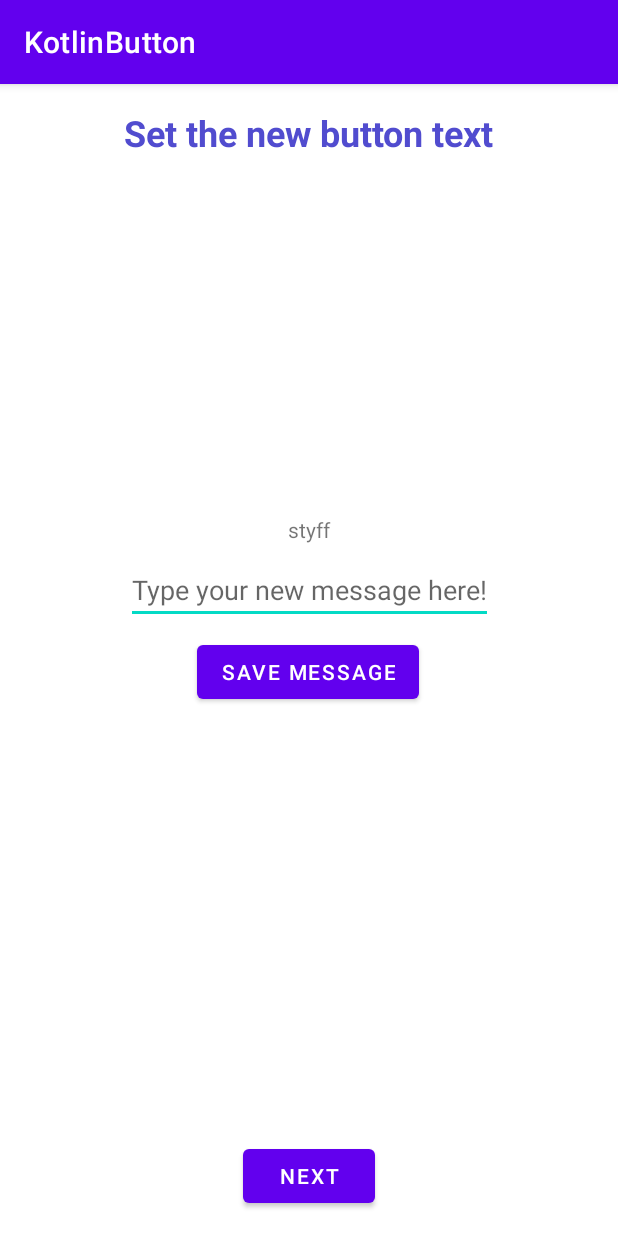
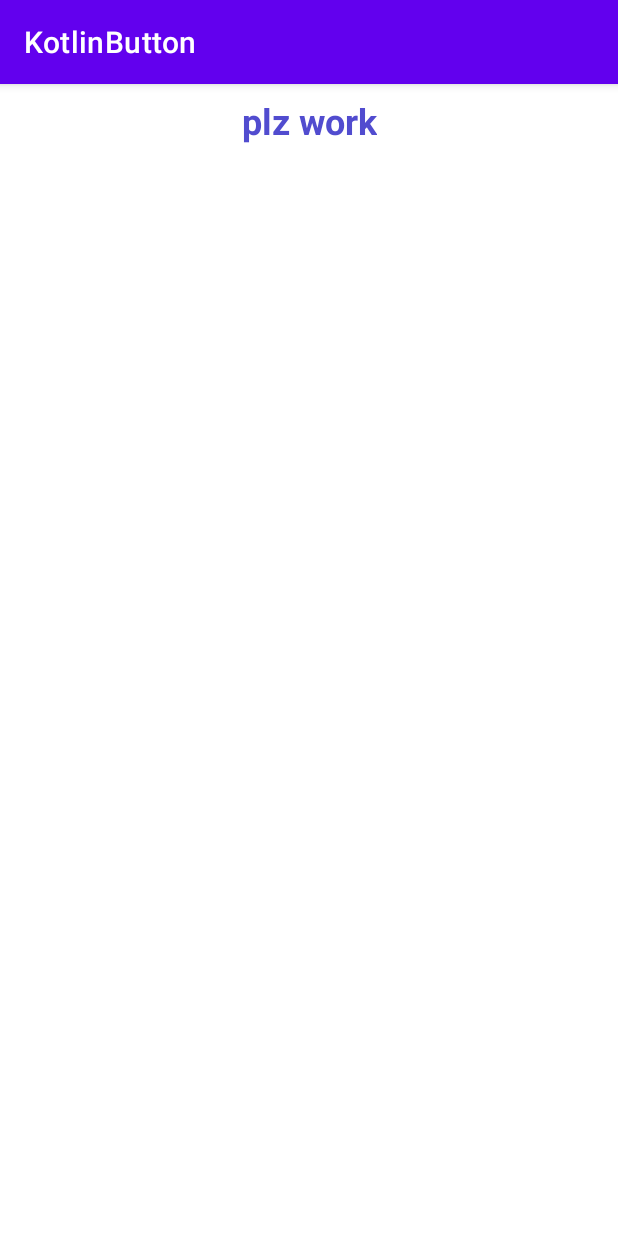
Before and after one commit to rpezzuti/KotlinButton, an Android app: the fragment TextFragment shown on its own in the app's theme, on a phone screen of 412 x 824 dp. Run offline under Robolectric (Android 15) with nearby library versions, the phone set to English and light mode, and no system bars; our stand-ins replace data binding.

Commit message:
remade text fragment, noticed that a different action name was generated

```diff
--- a/app/build.gradle
+++ b/app/build.gradle
@@ -68,6 +68,7 @@ dependencies {
 
     // Timber - Make sure to add name of application class to manifest
     implementation 'com.jakewharton.timber:timber:4.7.1'
+    implementation 'androidx.lifecycle:lifecycle-livedata-ktx:2.2.0'
 
     // Testing
     testImplementation 'junit:junit:4.13.1'
--- a/app/src/main/java/rhett/pezzuti/kotlinbutton/home/HomeFragment.kt
+++ b/app/src/main/java/rhett/pezzuti/kotlinbutton/home/HomeFragment.kt
@@ -85,18 +85,18 @@ class HomeFragment : Fragment() {
             if (it == true) {
                 Timber.i("eventChangeText observer triggered")
 
-                val action = HomeFragmentDirections.actionHomeFragmentToTextFragment()
+
+                this.findNavController().navigate(HomeFragmentDirections.actionHomeFragmentToTextFragment2())
+
+
 
                 Timber.i("this is the current destination ${findNavController().currentDestination?.id}")
                 Timber.i("this is the id of the home fragment ${R.id.homeFragment}")
-                Timber.i("this is the id of the text fragment ${R.id.textFragment}")
 
-                if (findNavController().currentDestination?.id == R.id.textFragment){
+                if (findNavController().currentDestination?.id == R.id.homeFragment){
                     Timber.i("currentDestination is the text fragment")
-                    this.findNavController().navigate(action)
                 } else {
                     Timber.i("else block called")
-                    this.findNavController().navigate(HomeFragmentDirections.actionHomeFragmentToTextFragment())
                 }
 
                 Timber.i("navigation action called")
--- a/app/src/main/java/rhett/pezzuti/kotlinbutton/text/TextFragment.kt
+++ b/app/src/main/java/rhett/pezzuti/kotlinbutton/text/TextFragment.kt
@@ -1,77 +1,61 @@
 package rhett.pezzuti.kotlinbutton.text
 
+import androidx.lifecycle.ViewModelProvider
 import android.os.Bundle
-import android.util.Log
 import androidx.fragment.app.Fragment
 import android.view.LayoutInflater
 import android.view.View
 import android.view.ViewGroup
 import androidx.databinding.DataBindingUtil
-import androidx.lifecycle.Observer
-import androidx.lifecycle.ViewModelProvider
-import androidx.navigation.fragment.findNavController
 import rhett.pezzuti.kotlinbutton.R
-import rhett.pezzuti.kotlinbutton.TextFragmentDirections
-import rhett.pezzuti.kotlinbutton.databinding.FragmentTextBinding
-import timber.log.Timber
-
-private const val TAG = "TextFragment"
+import rhett.pezzuti.kotlinbutton.databinding.TextFragmentBinding
 
 class TextFragment : Fragment() {
 
-    private lateinit var binding: FragmentTextBinding
-    private lateinit var textViewModel: TextViewModel
+    private lateinit var viewModel: TextViewModel
     private lateinit var viewModelFactory: TextViewModelFactory
+    private lateinit var binding: TextFragmentBinding
 
     override fun onCreateView(
-            inflater: LayoutInflater, container: ViewGroup?,
-            savedInstanceState: Bundle?
+        inflater: LayoutInflater, container: ViewGroup?,
+        savedInstanceState: Bundle?
     ): View? {
-        Timber.i("onCreateView() called")
+
         binding = DataBindingUtil.inflate(
-                inflater,
-                R.layout.fragment_text,
-                container,
-                false
+            inflater,
+            R.layout.text_fragment,
+            container,
+            false
         )
-        // TODO: Make the database
-        binding.lifecycleOwner = this
 
         viewModelFactory = TextViewModelFactory()
-        textViewModel = ViewModelProvider(this, viewModelFactory).get(TextViewModel::class.java)
-
-        binding.textViewModelXML = textViewModel
+        viewModel = ViewModelProvider(this, viewModelFactory).get(TextViewModel::class.java)
 
 
 
-        // TODO: Not make this a listener but preserve the view's message
-        binding.btnSave.setOnClickListener {
-            onSaveMessage()
-        }
 
-        textViewModel.eventNavForward.observe(viewLifecycleOwner, { event ->
-            if (event == true){
-                this.findNavController().navigate(
-                        TextFragmentDirections.actionTextFragmentToPictureFragment())
-                textViewModel.onDoneNavigating()
-            }
-        })
+
+
+
+
+
+
+
+
+
+
+
+
+
 
 
         return binding.root
     }
 
-    private
-    fun onSaveMessage() {
-        Timber.i("onSavePreset() called")
-        textViewModel.onSave(binding.etNewText.text.toString())
 
-        // TODO: Add the message to the database
 
-        // TODO: Hide the keyboard
-        // Hide the keyboard. taken from AboutMe in Lesson 2.
-        // val imm = getSystemService(Context.INPUT_METHOD_SERVICE) as InputMethodManager
-        // imm.hideSoftInputFromWindow(view.windowToken, 0)
-        // requireActivity().findViewById(android.R.id.content)
-    }
+
+
+
+
 }
--- a/app/src/main/java/rhett/pezzuti/kotlinbutton/text/TextViewModel.kt
+++ b/app/src/main/java/rhett/pezzuti/kotlinbutton/text/TextViewModel.kt
@@ -1,37 +1,7 @@
 package rhett.pezzuti.kotlinbutton.text
 
-import androidx.lifecycle.LiveData
-import androidx.lifecycle.MutableLiveData
 import androidx.lifecycle.ViewModel
 
 class TextViewModel : ViewModel() {
-
-
-    /** LiveData Variables **/
-
-    private val _newMessage = MutableLiveData<String>()
-    val newMessage : LiveData<String>
-        get() = _newMessage
-
-    private val _eventNavForward = MutableLiveData<Boolean>()
-    val eventNavForward : LiveData<Boolean>
-        get() = _eventNavForward
-
-
-    init {
-        _newMessage.value = "Hello World!"
-        _eventNavForward.value = false
-    }
-
-
-    fun onSave(message: String){
-        _newMessage.value = message
-    }
-
-    fun onNext(){
-        _eventNavForward.value = true
-    }
-    fun onDoneNavigating(){
-        _eventNavForward.value = false
-    }
+    // TODO: Implement the ViewModel
 }
--- a/app/src/main/java/rhett/pezzuti/kotlinbutton/text/TextViewModelFactory.kt
+++ b/app/src/main/java/rhett/pezzuti/kotlinbutton/text/TextViewModelFactory.kt
@@ -2,7 +2,6 @@ package rhett.pezzuti.kotlinbutton.text
 
 import androidx.lifecycle.ViewModel
 import androidx.lifecycle.ViewModelProvider
-import rhett.pezzuti.kotlinbutton.home.HomeViewModel
 
 @Suppress("UNCHECKED_CAST")
 class TextViewModelFactory : ViewModelProvider.Factory {
@@ -14,4 +13,5 @@ class TextViewModelFactory : ViewModelProvider.Factory {
         throw IllegalArgumentException("Unknown ViewModel class")
     }
 
+
 }
--- a/app/src/main/res/layout/fragment_text.xml
+++ /dev/null
@@ -1,70 +0,0 @@
-<?xml version="1.0" encoding="utf-8"?>
-
-<layout
-    xmlns:android="http://schemas.android.com/apk/res/android"
-    xmlns:app="http://schemas.android.com/apk/res-auto"
-    xmlns:tools="http://schemas.android.com/tools">
-
-    <data>
-        <variable
-            name="textViewModelXML"
-            type="rhett.pezzuti.kotlinbutton.text.TextViewModel" />
-    </data>
-
-    <androidx.constraintlayout.widget.ConstraintLayout
-        android:layout_width="match_parent"
-        android:layout_height="match_parent"
-        tools:context=".text.TextFragment"
-        android:padding="8dp"
-        android:orientation="vertical">
-
-        <TextView
-            android:id="@+id/tv_text"
-            android:text="@string/text_text_intro"
-            app:layout_constraintEnd_toEndOf="parent"
-            app:layout_constraintStart_toStartOf="parent"
-            app:layout_constraintTop_toTopOf="parent"
-            style="@style/text_intro_style" />
-
-        <TextView
-            android:id="@+id/tv_new_text"
-            android:layout_width="wrap_content"
-            android:layout_height="wrap_content"
-            android:text="styff"
-            android:layout_marginBottom="@dimen/margin_small"
-            app:layout_constraintBottom_toTopOf="@+id/et_newText"
-            app:layout_constraintEnd_toEndOf="parent"
-            app:layout_constraintStart_toStartOf="parent" />
-
-        <EditText
-            android:id="@+id/et_newText"
-            android:layout_width="wrap_content"
-            android:layout_height="wrap_content"
-            android:hint="@string/hint_new_message"
-            app:layout_constraintBottom_toTopOf="@+id/btn_save"
-            app:layout_constraintEnd_toEndOf="parent"
-            android:layout_marginBottom="@dimen/margin_small"
-            app:layout_constraintStart_toStartOf="parent" />
-
-        <Button
-            android:id="@+id/btn_save"
-            android:layout_width="wrap_content"
-            android:layout_height="wrap_content"
-            android:layout_marginBottom="288dp"
-            android:text="@string/button_save_message"
-            app:layout_constraintBottom_toTopOf="@+id/btn_next"
-            app:layout_constraintEnd_toEndOf="parent"
-            app:layout_constraintHorizontal_bias="0.498"
-            app:layout_constraintStart_toStartOf="parent" />
-
-        <Button
-            android:id="@+id/btn_next"
-            android:layout_width="wrap_content"
-            android:layout_height="wrap_content"
-            android:text="@string/button_next"
-            android:layout_marginBottom="@dimen/margin_small"
-            app:layout_constraintBottom_toBottomOf="parent"
-            app:layout_constraintEnd_toEndOf="parent"
-            app:layout_constraintStart_toStartOf="parent" />
-    </androidx.constraintlayout.widget.ConstraintLayout>
-</layout>
--- /dev/null
+++ b/app/src/main/res/layout/text_fragment.xml
@@ -0,0 +1,22 @@
+<?xml version="1.0" encoding="utf-8"?>
+<layout xmlns:android="http://schemas.android.com/apk/res/android"
+    xmlns:app="http://schemas.android.com/apk/res-auto"
+    xmlns:tools="http://schemas.android.com/tools">
+
+    <androidx.constraintlayout.widget.ConstraintLayout
+        android:layout_width="match_parent"
+        android:layout_height="match_parent"
+        tools:context=".text.TextFragment">
+
+        <TextView
+            style="@style/text_intro_style"
+            android:layout_width="wrap_content"
+            android:layout_height="wrap_content"
+            android:layout_margin="@dimen/margin_small"
+            android:text="plz work"
+            app:layout_constraintEnd_toEndOf="parent"
+            app:layout_constraintStart_toStartOf="parent"
+            app:layout_constraintTop_toTopOf="parent" />
+
+    </androidx.constraintlayout.widget.ConstraintLayout>
+</layout>
--- a/app/src/main/res/navigation/main_navigation.xml
+++ b/app/src/main/res/navigation/main_navigation.xml
@@ -16,7 +16,7 @@
             app:enterAnim="@anim/slide_in_top"
             app:exitAnim="@anim/slide_out_bottom" />
         <action
-            android:id="@+id/action_homeFragment_to_textFragment"
+            android:id="@+id/action_homeFragment_to_textFragment2"
             app:destination="@id/textFragment" />
     </fragment>
     <fragment
@@ -52,16 +52,6 @@
             app:exitAnim="@anim/slide_out_left" />
     </fragment>
     <fragment
-        android:id="@+id/textFragment"
-        android:label="fragment_text"
-        tools:layout="@layout/fragment_text">
-        <action
-            android:id="@+id/action_textFragment_to_pictureFragment"
-            app:destination="@id/pictureFragment"
-            app:enterAnim="@anim/slide_in_right"
-            app:exitAnim="@anim/slide_out_left" />
-    </fragment>
-    <fragment
         android:id="@+id/soundFragment"
         android:name="rhett.pezzuti.kotlinbutton.sound.SoundFragment"
         android:label="fragment_sound"
@@ -72,4 +62,13 @@
             app:enterAnim="@anim/slide_in_right"
             app:exitAnim="@anim/slide_out_left" />
     </fragment>
+    <fragment
+        android:id="@+id/textFragment"
+        android:name="rhett.pezzuti.kotlinbutton.text.TextFragment"
+        android:label="text_fragment"
+        tools:layout="@layout/text_fragment" >
+        <action
+            android:id="@+id/action_textFragment_to_pictureFragment"
+            app:destination="@id/pictureFragment" />
+    </fragment>
 </navigation>
```
